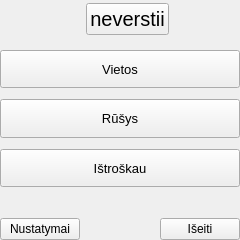
Before: the Qt Designer form nokia/AlausRadaras/alausradaras.ui in vincnetas/alaus-radaras, drawn with Qt 5.
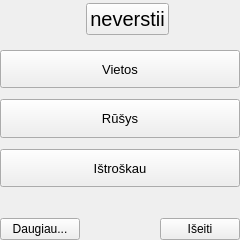
After: the same form once the commit is applied. Icons and pictures are not drawn.

```diff
--- a/nokia/AlausRadaras/alausradaras.ui
+++ b/nokia/AlausRadaras/alausradaras.ui
@@ -390,7 +390,7 @@
 }</string>
        </property>
        <property name="text">
-        <string>Nustatymai</string>
+        <string>Daugiau...</string>
        </property>
        <property name="iconSize">
         <size>
```
